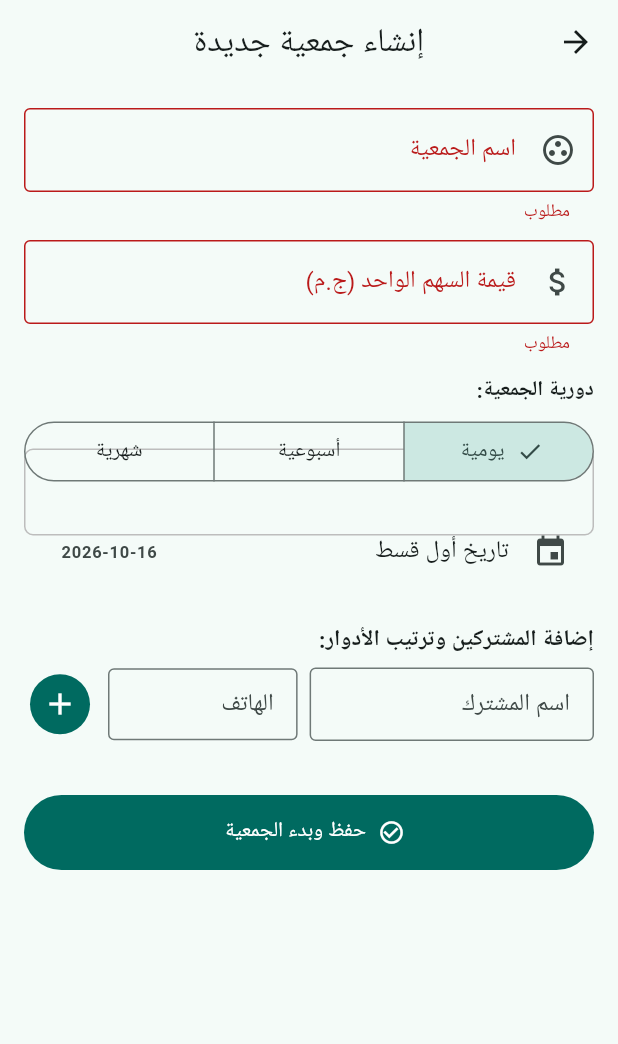
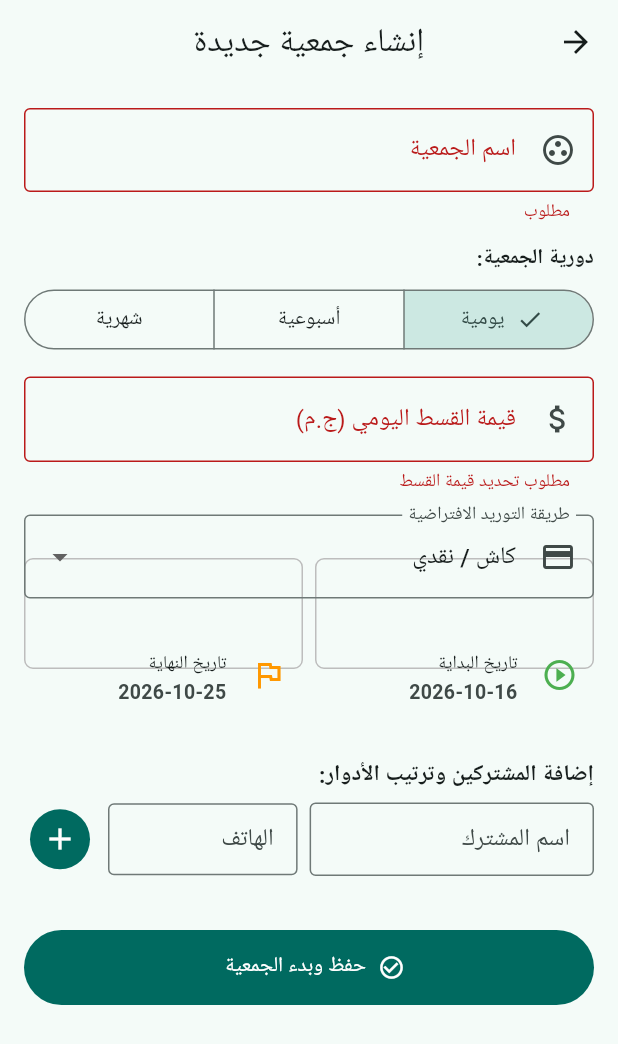
Before and after one commit to mos411551-creator/jamia-app, a Flutter app: the AddEditCircleScreen screen opened directly, after a tap on "يومية", after a tap on "حفظ وبدء الجمعية", on a phone screen of 412 x 824 dp. Shown: the top 1044 px of the screen. Run offline on Flutter 3.47's test engine with Material 3 defaults, Android fonts, the phone set to English and light mode, and no system bars; our stand-ins replace flutter_local_notifications, local_auth, pdf, printing, share_plus, sqflite and 1 more; accounts and stored records are empty.

Commit message:
Update add_edit_circle_screen.dart

```diff
--- a/lib/screens/add_edit_circle_screen.dart
+++ b/lib/screens/add_edit_circle_screen.dart
@@ -27,6 +27,7 @@ class _AddEditCircleScreenState extends State<AddEditCircleScreen> {
   String _cycleType = 'monthly';
   String _paymentMethod = 'cash';
   DateTime _startDate = DateTime.now();
+  late DateTime _endDate;
 
   final List<MemberInput> _members = [];
   final _memberNameController = TextEditingController();
@@ -45,7 +46,39 @@ class _AddEditCircleScreenState extends State<AddEditCircleScreen> {
     if (item != null) {
       _cycleType = item['cycle_type'] ?? 'monthly';
       _paymentMethod = item['payment_method'] ?? 'cash';
-      _startDate = DateTime.tryParse(item['start_date']) ?? DateTime.now();
+      _startDate = DateTime.tryParse(item['start_date'] ?? '') ?? DateTime.now();
+      if (item['end_date'] != null && item['end_date'].toString().isNotEmpty) {
+        _endDate = DateTime.tryParse(item['end_date']) ?? _calculateDefaultEnd(_startDate, item['total_months'] ?? 10, _cycleType);
+      } else {
+        _endDate = _calculateDefaultEnd(_startDate, item['total_months'] ?? 10, _cycleType);
+      }
+    } else {
+      _endDate = _calculateDefaultEnd(_startDate, 10, _cycleType);
+    }
+  }
+
+  DateTime _calculateDefaultEnd(DateTime start, int count, String cycle) {
+    final steps = count > 0 ? count - 1 : 0;
+    switch (cycle) {
+      case 'daily':
+        return start.add(Duration(days: steps));
+      case 'weekly':
+        return start.add(Duration(days: steps * 7));
+      case 'monthly':
+      default:
+        return DateTime(start.year, start.month + steps, start.day);
+    }
+  }
+
+  String _getInstallmentLabel() {
+    switch (_cycleType) {
+      case 'daily':
+        return 'قيمة القسط اليومي (ج.م)';
+      case 'weekly':
+        return 'قيمة القسط الأسبوعي (ج.م)';
+      case 'monthly':
+      default:
+        return 'قيمة القسط الشهري (ج.م)';
     }
   }
 
@@ -60,18 +93,37 @@ class _AddEditCircleScreenState extends State<AddEditCircleScreen> {
       );
       _memberNameController.clear();
       _memberPhoneController.clear();
+      // تحديث تاريخ النهاية تلقائياً بناءً على عدد المشتركين إذا لم يكن معدلاً يدوياً
+      _endDate = _calculateDefaultEnd(_startDate, _members.length, _cycleType);
     });
   }
 
-  DateTime _calculateDate(DateTime start, int index, String cycle) {
-    switch (cycle) {
-      case 'daily':
-        return start.add(Duration(days: index));
-      case 'weekly':
-        return start.add(Duration(days: index * 7));
-      case 'monthly':
-      default:
-        return DateTime(start.year, start.month + index, start.day);
+  Future<void> _pickStartDate() async {
+    final picked = await showDatePicker(
+      context: context,
+      initialDate: _startDate,
+      firstDate: DateTime(2020),
+      lastDate: DateTime(2040),
+    );
+    if (picked != null) {
+      setState(() {
+        _startDate = picked;
+        if (_endDate.isBefore(_startDate)) {
+          _endDate = _startDate.add(const Duration(days: 30));
+        }
+      });
+    }
+  }
+
+  Future<void> _pickEndDate() async {
+    final picked = await showDatePicker(
+      context: context,
+      initialDate: _endDate.isAfter(_startDate) ? _endDate : _startDate,
+      firstDate: _startDate,
+      lastDate: DateTime(2040),
+    );
+    if (picked != null) {
+      setState(() => _endDate = picked);
     }
   }
 
@@ -79,27 +131,26 @@ class _AddEditCircleScreenState extends State<AddEditCircleScreen> {
     if (!_formKey.currentState!.validate()) return;
     if (!isEditing && _members.isEmpty) {
       ScaffoldMessenger.of(context).showSnackBar(
-        const SnackBar(content: Text('برجاء إضافة الأعضاء المشتركين')),
+        const SnackBar(content: Text('برجاء إضافة المشتركين أولاً')),
       );
       return;
     }
 
     final db = await DBHelper.instance.database;
     final shareAmount = double.parse(_shareAmountController.text);
+    final startDateStr = DateFormat('yyyy-MM-dd').format(_startDate);
+    final endDateStr = DateFormat('yyyy-MM-dd').format(_endDate);
 
     if (isEditing) {
       final circleId = widget.existingCircle!['id'];
-      await db.update(
-        'circles',
-        {
-          'name': _nameController.text.trim(),
-          'share_amount': shareAmount,
-          'cycle_type': _cycleType,
-          'payment_method': _paymentMethod,
-          'start_date': DateFormat('yyyy-MM-dd').format(_startDate),
-        },
-        where: 'id = ?',
-        whereArgs: [circleId],
+      await DBHelper.instance.updateCircleDetails(
+        circleId: circleId,
+        name: _nameController.text.trim(),
+        shareAmount: shareAmount,
+        cycleType: _cycleType,
+        paymentMethod: _paymentMethod,
+        startDate: startDateStr,
+        endDate: endDateStr,
       );
     } else {
       final totalMonths = _members.length;
@@ -108,7 +159,8 @@ class _AddEditCircleScreenState extends State<AddEditCircleScreen> {
           'name': _nameController.text.trim(),
           'share_amount': shareAmount,
           'total_months': totalMonths,
-          'start_date': DateFormat('yyyy-MM-dd').format(_startDate),
+          'start_date': startDateStr,
+          'end_date': endDateStr,
           'cycle_type': _cycleType,
           'payment_method': _paymentMethod,
           'status': 'active',
@@ -126,7 +178,7 @@ class _AddEditCircleScreenState extends State<AddEditCircleScreen> {
         }
 
         for (int i = 0; i < memberIds.length; i++) {
-          final payoutDate = _calculateDate(_startDate, i, _cycleType);
+          final payoutDate = _calculateDefaultEnd(_startDate, i + 1, _cycleType);
           final payoutId = await txn.insert('payouts', {
             'circle_id': circleId,
             'member_id': memberIds[i],
@@ -166,7 +218,7 @@ class _AddEditCircleScreenState extends State<AddEditCircleScreen> {
   Widget build(BuildContext context) {
     return Scaffold(
       appBar: AppBar(
-        title: Text(isEditing ? 'تعديل الجمعية' : 'إنشاء جمعية جديدة'),
+        title: Text(isEditing ? 'تعديل بيانات الجمعية' : 'إنشاء جمعية جديدة'),
         centerTitle: true,
       ),
       body: Form(
@@ -174,6 +226,7 @@ class _AddEditCircleScreenState extends State<AddEditCircleScreen> {
         child: ListView(
           padding: const EdgeInsets.all(16),
           children: [
+            // اسم الجمعية
             TextFormField(
               controller: _nameController,
               decoration: const InputDecoration(
@@ -183,18 +236,9 @@ class _AddEditCircleScreenState extends State<AddEditCircleScreen> {
               ),
               validator: (v) => v!.isEmpty ? 'مطلوب' : null,
             ),
-            const SizedBox(height: 12),
-            TextFormField(
-              controller: _shareAmountController,
-              keyboardType: TextInputType.number,
-              decoration: const InputDecoration(
-                labelText: 'قيمة السهم الواحد (ج.م)',
-                border: OutlineInputBorder(),
-                prefixIcon: Icon(Icons.attach_money),
-              ),
-              validator: (v) => v!.isEmpty ? 'مطلوب' : null,
-            ),
             const SizedBox(height: 14),
+
+            // نوع دورية الجمعية
             const Text('دورية الجمعية:', style: TextStyle(fontWeight: FontWeight.bold)),
             const SizedBox(height: 6),
             SegmentedButton<String>(
@@ -204,32 +248,87 @@ class _AddEditCircleScreenState extends State<AddEditCircleScreen> {
                 ButtonSegment(value: 'monthly', label: Text('شهرية')),
               ],
               selected: {_cycleType},
-              onSelectionChanged: (val) => setState(() => _cycleType = val.first),
+              onSelectionChanged: (val) {
+                setState(() {
+                  _cycleType = val.first;
+                  _endDate = _calculateDefaultEnd(_startDate, _members.isNotEmpty ? _members.length : 10, _cycleType);
+                });
+              },
             ),
             const SizedBox(height: 14),
-            ListTile(
-              shape: RoundedRectangleBorder(
-                side: BorderSide(color: Colors.grey.shade400),
-                borderRadius: BorderRadius.circular(6),
+
+            // قيمة القسط (مع تحديث التسمية حسب الدورية)
+            TextFormField(
+              controller: _shareAmountController,
+              keyboardType: TextInputType.number,
+              decoration: InputDecoration(
+                labelText: _getInstallmentLabel(),
+                hintText: 'مثال: 500',
+                border: const OutlineInputBorder(),
+                prefixIcon: const Icon(Icons.attach_money),
               ),
-              leading: const Icon(Icons.event),
-              title: const Text('تاريخ أول قسط'),
-              trailing: Text(
-                DateFormat('yyyy-MM-dd').format(_startDate),
-                style: const TextStyle(fontWeight: FontWeight.bold),
+              validator: (v) => v!.isEmpty ? 'مطلوب تحديد قيمة القسط' : null,
+            ),
+            const SizedBox(height: 14),
+
+            // طريقة التوريد
+            DropdownButtonFormField<String>(
+              value: _paymentMethod,
+              decoration: const InputDecoration(
+                labelText: 'طريقة التوريد الافتراضية',
+                border: OutlineInputBorder(),
+                prefixIcon: Icon(Icons.payment),
               ),
-              onTap: () async {
-                final picked = await showDatePicker(
-                  context: context,
-                  initialDate: _startDate,
-                  firstDate: DateTime(2024),
-                  lastDate: DateTime(2035),
-                );
-                if (picked != null) setState(() => _startDate = picked);
-              },
+              items: const [
+                DropdownMenuItem(value: 'cash', child: Text('كاش / نقدي')),
+                DropdownMenuItem(value: 'wallet', child: Text('محفظة إلكترونية (فودافون كاش)')),
+                DropdownMenuItem(value: 'bank', child: Text('إنستاباي / بنكي')),
+              ],
+              onChanged: (val) => setState(() => _paymentMethod = val!),
+            ),
+            const SizedBox(height: 14),
+
+            // تاريخ البداية وتاريخ النهاية
+            Row(
+              children: [
+                Expanded(
+                  child: ListTile(
+                    contentPadding: const EdgeInsets.symmetric(horizontal: 10),
+                    shape: RoundedRectangleBorder(
+                      side: BorderSide(color: Colors.grey.shade400),
+                      borderRadius: BorderRadius.circular(6),
+                    ),
+                    leading: const Icon(Icons.play_circle_outline, color: Colors.green),
+                    title: const Text('تاريخ البداية', style: TextStyle(fontSize: 12)),
+                    subtitle: Text(
+                      DateFormat('yyyy-MM-dd').format(_startDate),
+                      style: const TextStyle(fontWeight: FontWeight.bold, fontSize: 13),
+                    ),
+                    onTap: _pickStartDate,
+                  ),
+                ),
+                const SizedBox(width: 8),
+                Expanded(
+                  child: ListTile(
+                    contentPadding: const EdgeInsets.symmetric(horizontal: 10),
+                    shape: RoundedRectangleBorder(
+                      side: BorderSide(color: Colors.grey.shade400),
+                      borderRadius: BorderRadius.circular(6),
+                    ),
+                    leading: const Icon(Icons.flag_outlined, color: Colors.orange),
+                    title: const Text('تاريخ النهاية', style: TextStyle(fontSize: 12)),
+                    subtitle: Text(
+                      DateFormat('yyyy-MM-dd').format(_endDate),
+                      style: const TextStyle(fontWeight: FontWeight.bold, fontSize: 13),
+                    ),
+                    onTap: _pickEndDate,
+                  ),
+                ),
+              ],
             ),
             const SizedBox(height: 18),
 
+            // قائمة المشتركين (في حالة الإنشاء فقط)
             if (!isEditing) ...[
               const Text('إضافة المشتركين وترتيب الأدوار:', style: TextStyle(fontWeight: FontWeight.bold, fontSize: 15)),
               const SizedBox(height: 8),
@@ -269,7 +368,7 @@ class _AddEditCircleScreenState extends State<AddEditCircleScreen> {
                 },
                 itemBuilder: (context, index) {
                   final member = _members[index];
-                  final pDate = _calculateDate(_startDate, index, _cycleType);
+                  final pDate = _calculateDefaultEnd(_startDate, index + 1, _cycleType);
                   return Card(
                     key: ValueKey(member),
                     child: ListTile(
@@ -281,7 +380,12 @@ class _AddEditCircleScreenState extends State<AddEditCircleScreen> {
                         children: [
                           IconButton(
                             icon: const Icon(Icons.delete, color: Colors.red),
-                            onPressed: () => setState(() => _members.removeAt(index)),
+                            onPressed: () {
+                              setState(() {
+                                _members.removeAt(index);
+                                _endDate = _calculateDefaultEnd(_startDate, _members.length, _cycleType);
+                              });
+                            },
                           ),
                           const Icon(Icons.drag_handle),
                         ],
```
